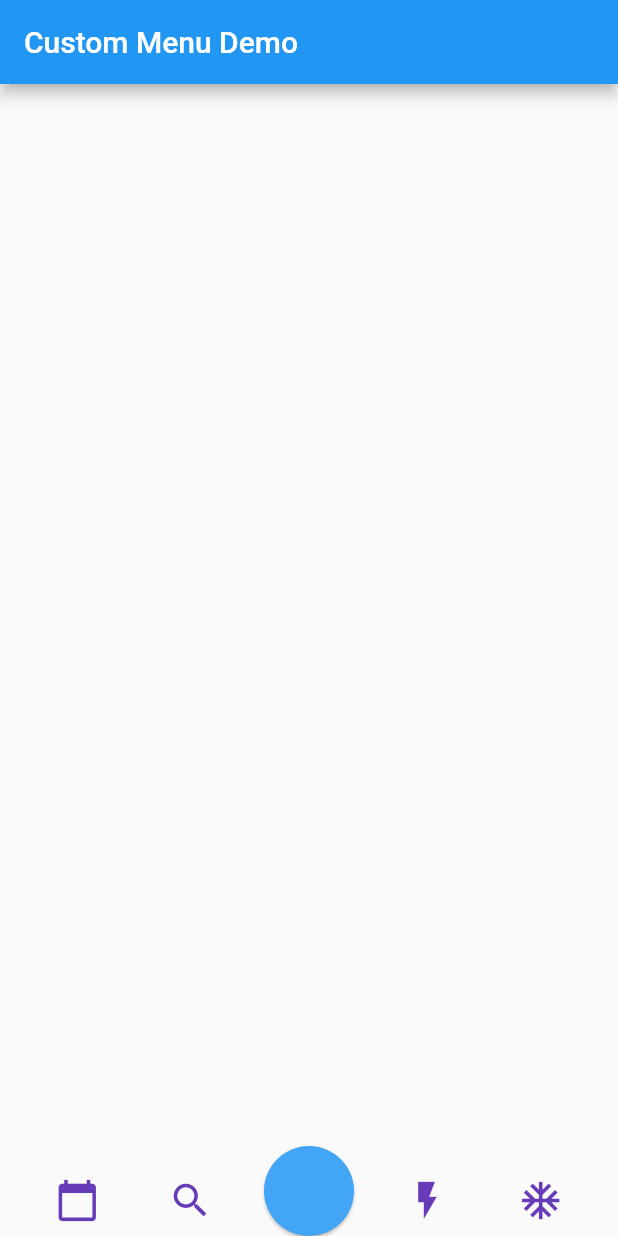
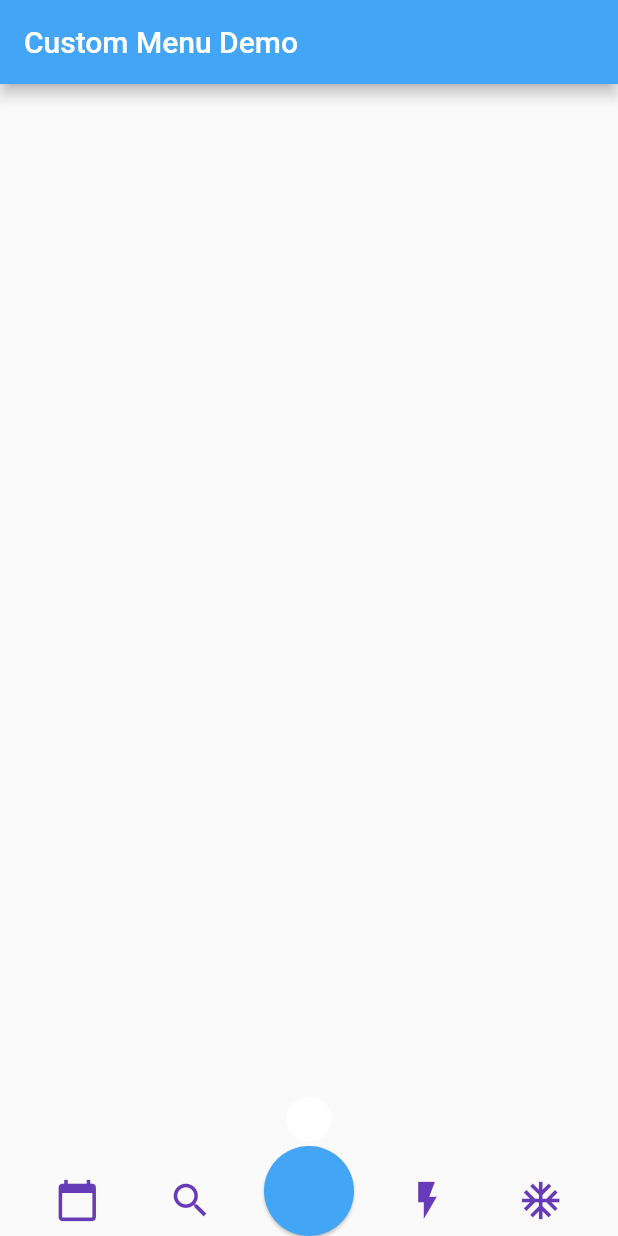
Before and after one commit to hiloliddinj/flutter_custom_menu, a Flutter app: the screen it shows after launch, on a phone screen of 412 x 824 dp. Run offline on Flutter 3.47's test engine with Material 2 defaults, Android fonts, the phone set to English and light mode, and no system bars.

Commit message:
final touches

```diff
--- a/lib/screens/home/home_screen.dart
+++ b/lib/screens/home/home_screen.dart
@@ -16,33 +16,50 @@ class HomeScreen extends StatefulWidget {
 }
 
 class _HomeScreenState extends State<HomeScreen> {
-  double value = 0;
+  double _value = 0;
 
-  Color _blueColor = Colors.blue.shade400.withOpacity(0);
+  ///Manu background color
+  final _constMenuBackgroundColor = Colors.blue.shade400;
+
+  ///Button Size
+  final double _enabledThumbRadius = 30;
+
+  Color _menuBackgroundColor = Colors.blue.shade400.withOpacity(0);
+  Color _whiteCircleColor = Colors.white;
   double _iconsSpacer = 0;
 
   Timer? _timer;
   bool _falling = false;
   bool _menuIsShowing = false;
 
-  double _enabledThumbRadius = 30;
-
-
   void _onSwipeUpMaxFinished() {
     _timer = Timer.periodic(
       const Duration(milliseconds: 2),
       (Timer t) {
-        print("=>>> Value: $value");
-        if (value > 1) {
+        print("=>>> Value: $_value");
+        if (_value > 1) {
           setState(() {
-            value--;
+            _value--;
+            if (_value < 10) {
+              _whiteCircleColor = Colors.white.withOpacity(_value / 10);
+            }
+
           });
         } else {
+          setState(() {
+            _whiteCircleColor = Colors.white.withOpacity(0);
+          });
          _timer?.cancel();
          _timer = null;
         }
       },
     );
+  }
+
+  @override
+  void initState() {
+    super.initState();
+    _menuBackgroundColor = _constMenuBackgroundColor.withOpacity(0);
   }
 
   @override
@@ -57,12 +74,12 @@ class _HomeScreenState extends State<HomeScreen> {
         AppBar().preferredSize.height -
         MediaQuery.of(context).padding.top -
         (_falling ? 0 : 80) -
-        (value * 200 / 100).round().toDouble();
+        (_value * 200 / 100).round().toDouble();
 
     return Scaffold(
       appBar: AppBar(
         title: const Text('Custom Menu Demo'),
-        backgroundColor: Colors.blue,
+        backgroundColor: _constMenuBackgroundColor,
       ),
       body: Stack(
         children: [
@@ -116,8 +133,22 @@ class _HomeScreenState extends State<HomeScreen> {
             mainAxisAlignment: MainAxisAlignment.end,
             children: [
               Container(
-                height: availableHeight,
-                color: _blueColor,
+                height: availableHeight + 2,
+                color: _menuBackgroundColor,
+                child: Align(
+                  alignment: Alignment.bottomCenter,
+                  child: Transform.translate(
+                    offset: Offset(0, _enabledThumbRadius / 2),
+                    child: Container(
+                      width: _enabledThumbRadius,
+                      height: _enabledThumbRadius,
+                      decoration: BoxDecoration(
+                        shape: BoxShape.circle,
+                        color: _whiteCircleColor,
+                      ),
+                    ),
+                  ),
+                ),
               ),
               Align(
                 alignment: Alignment.bottomCenter,
@@ -148,23 +179,23 @@ class _HomeScreenState extends State<HomeScreen> {
                       inactiveTrackColor: Colors.black.withOpacity(0),
                       trackShape: const RectangularSliderTrackShape(),
                       trackHeight: 4.0,
-                      thumbColor: Colors.blue.shade400,
+                      thumbColor: _constMenuBackgroundColor,
                       thumbShape:
                           RoundSliderThumbShape(enabledThumbRadius: _enabledThumbRadius,),
                       overlayColor: Colors.black.withOpacity(0),
                       overlayShape: const RoundSliderOverlayShape(overlayRadius: 1.0),
                     ),
                     child: Slider(
-                      value: value,
+                      value: _value,
                       onChanged: (newValue) {
                         setState(() {
                           debugPrint(
-                              "Value: ${value.toString()}, newValue: $newValue");
-                          value = newValue;
-                          _blueColor =
-                              Colors.blue.shade400.withOpacity(value / 100);
+                              "Value: ${_value.toString()}, newValue: $newValue");
+                          _value = newValue;
+                          _menuBackgroundColor =
+                              _constMenuBackgroundColor.withOpacity(_value / 100);
 
-                          if (value >= 100 && !_falling) {
+                          if (_value >= 100 && !_falling) {
                             _menuIsShowing = true;
                             _falling = true;
                             _onSwipeUpMaxFinished();
@@ -180,17 +211,19 @@ class _HomeScreenState extends State<HomeScreen> {
             ),
           ),
           if (_menuIsShowing) MenuView(
+            opacity: 1 -_value / 100,
             onCanceled: () {
               setState(() {
                 _menuIsShowing = false;
-                _blueColor = Colors.blue.shade400.withOpacity(0);
+                _menuBackgroundColor = _constMenuBackgroundColor.withOpacity(0);
                 _falling = false;
+                _whiteCircleColor = Colors.white;
               });
             },
-            buttonsList: const [
-              CustomTextButton(title: 'Menu 1'),
-              CustomTextButton(title: 'Menu 2'),
-              CustomTextButton(title: 'Menu 3'),
+            buttonsList: [
+              CustomTextButton(title: 'Menu 1', opacity: 1 -_value / 100,),
+              CustomTextButton(title: 'Menu 2', opacity: 1 - _value / 100,),
+              CustomTextButton(title: 'Menu 3', opacity: 1 - _value / 100,),
               // CustomTextButton(title: 'Menu 4'),
               // CustomTextButton(title: 'Menu 5'),
               // CustomTextButton(title: 'Menu 6'),
@@ -206,13 +239,13 @@ class _HomeScreenState extends State<HomeScreen> {
   }
 
   Widget _customClip() {
-
+    print('Container Height: ${(_falling ? 0 : 80) + (_value * 200 / 100).round().toDouble()}, _value: $_value');
     return ClipPath(
-      clipper: LiftUpClipper(controlX: value, falling: _falling),
+      clipper: LiftUpClipper(controlX: _value, falling: _falling),
       child: Container(
-        height: (_falling ? 0 : 80) + (value * 200 / 100).round().toDouble(),
+        height: (_falling ? 0 : 80) + (_value * 200 / 100).round().toDouble() - 2,
         width: MediaQuery.of(context).size.width / 2 - _enabledThumbRadius /2,
-        color: _blueColor,
+        color: _menuBackgroundColor,
       ),
     );
   }
```
Also changed, not shown: lib/screens/home/widgets/custom_text_button.dart (+13 -2 lines), lib/screens/home/widgets/menu_view.dart (+12 -0 lines).
